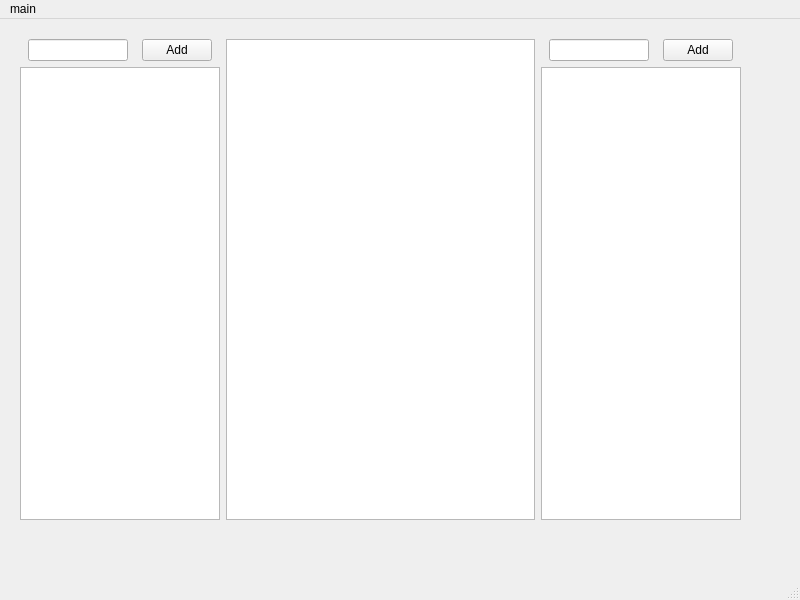
Before: the Qt Designer form gantt.ui in thedanzjl/gantt, drawn with Qt 5.
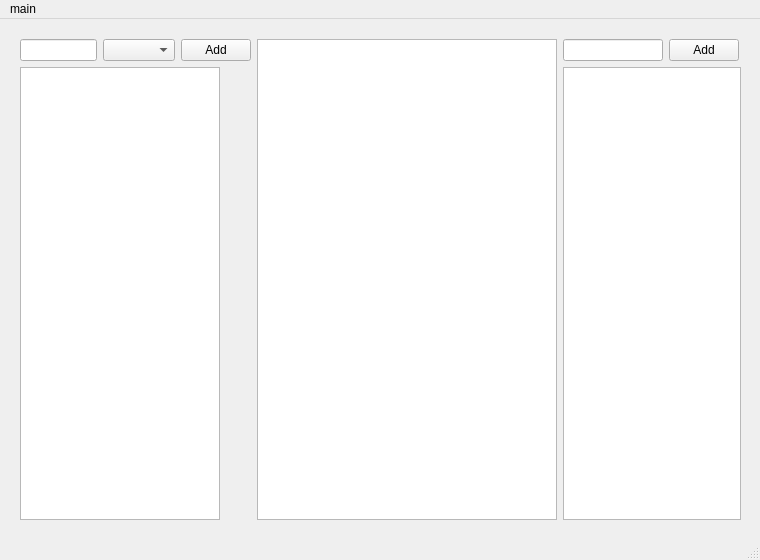
After: the same form once the commit is applied.

Commit message: Assign user

What changed in the file:
```diff
--- a/gantt.ui
+++ b/gantt.ui
@@ -6,10 +6,16 @@
    <rect>
     <x>0</x>
     <y>0</y>
-    <width>800</width>
-    <height>600</height>
+    <width>760</width>
+    <height>560</height>
    </rect>
   </property>
+  <property name="sizePolicy">
+   <sizepolicy hsizetype="Expanding" vsizetype="Expanding">
+    <horstretch>0</horstretch>
+    <verstretch>0</verstretch>
+   </sizepolicy>
+  </property>
   <property name="windowTitle">
    <string>MainWindow</string>
   </property>
@@ -47,6 +53,9 @@
            </property>
           </widget>
          </item>
+         <item>
+          <widget class="QComboBox" name="userComboBox"/>
+         </item>
          <item>
           <widget class="QPushButton" name="addTaskButton">
            <property name="maximumSize">
@@ -82,6 +91,15 @@
      </item>
      <item>
       <widget class="QTableWidget" name="taskDetailTable">
+       <property name="enabled">
+        <bool>true</bool>
+       </property>
+       <property name="sizePolicy">
+        <sizepolicy hsizetype="Expanding" vsizetype="Expanding">
+         <horstretch>0</horstretch>
+         <verstretch>0</verstretch>
+        </sizepolicy>
+       </property>
        <property name="minimumSize">
         <size>
          <width>300</width>
@@ -158,7 +176,7 @@
     <rect>
      <x>0</x>
      <y>0</y>
-     <width>800</width>
+     <width>760</width>
      <height>26</height>
     </rect>
    </property>
```
Left out of the diff: 6 changed lines with no effect on the pictures. The commit also changes 4 other files.
